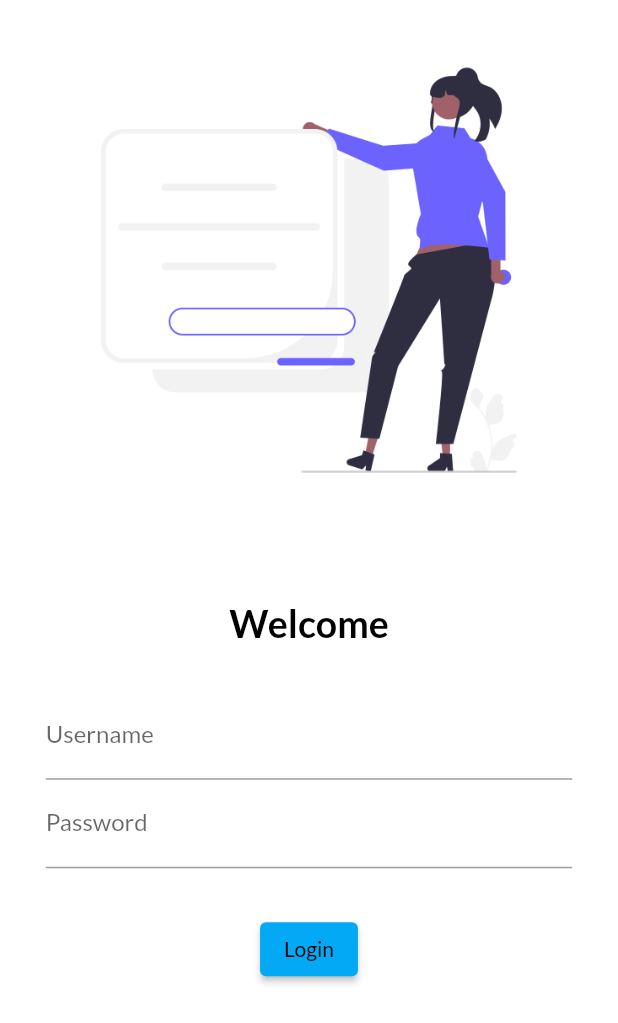
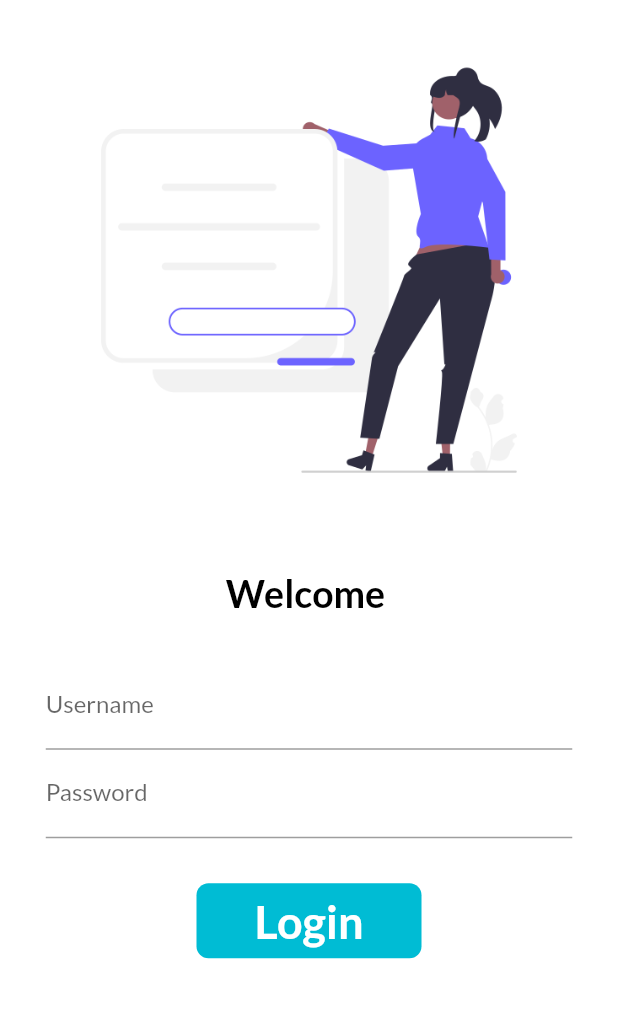
Before and after one commit to Kaisarbhat/app1, a Flutter app: the screen it shows after launch, on a phone screen of 412 x 824 dp. Shown: the top 1023 px of the screen. Run offline on Flutter 3.47's test engine with Material 2 defaults, Android fonts, the phone set to English and light mode, and no system bars; our stand-ins replace google_fonts.

```diff
--- a/lib/Pages/home_page.dart
+++ b/lib/Pages/home_page.dart
@@ -2,7 +2,7 @@ import 'package:flutter/material.dart';
 
 class homepage extends StatelessWidget {
   var d = 29;
-  String s ="Ramadhan";
+  String s = "Ramadhan";
   @override
   Widget build(BuildContext context) {
     return Scaffold(
@@ -14,7 +14,7 @@ class homepage extends StatelessWidget {
           child: Text("Welcome to $d days of $s"),
         ),
       ),
-      drawer: Drawer(),
+          drawer: Drawer(),
     );
   }
 }
--- a/lib/Pages/login_page.dart
+++ b/lib/Pages/login_page.dart
@@ -1,22 +1,31 @@
+import 'dart:ui';
+
+import 'package:app1/utilis/routes.dart';
 import 'package:flutter/material.dart';
 import 'package:google_fonts/google_fonts.dart';
 
-class login_page extends StatelessWidget {
+class login_page extends StatefulWidget {
   @override
+  State<login_page> createState() => _login_pageState();
+}
+
+class _login_pageState extends State<login_page> {
+  @override
+  String s = "";
+  bool changeButton = false;
+
   Widget build(BuildContext context) {
     return Material(
       color: Colors.white,
-      child: Column(
-        children: [
-          Image.asset(
-            "assets/images/login.png",fit: BoxFit.cover
-            ),
+      child: SingleChildScrollView(
+        child: Column(children: [
+          Image.asset("assets/images/login.png", fit: BoxFit.cover),
           SizedBox(
-                height: 40,
-
+            height: 20,
           ),
           Text(
-              "Welcome",style: TextStyle(
+            "Welcome $s",
+            style: TextStyle(
               color: Colors.black,
               fontSize: 25,
               fontWeight: FontWeight.bold,
@@ -25,36 +34,72 @@ class login_page extends StatelessWidget {
           Padding(
             padding: const EdgeInsets.all(30.5),
             child: Column(
-                 children:[
+              children: [
                 TextFormField(
-                     decoration:InputDecoration(
+                  decoration: InputDecoration(
                     hintText: "Enter Username",
                     labelText: "Username",
-                     )
+                  ),
+                  onChanged: (value) {
+                    s = value;
+                    setState(() {});
+                  },
                 ),
                 TextFormField(
-                       obscureText : true,
-                     decoration:InputDecoration(
+                    obscureText: true,
+                    decoration: InputDecoration(
                       hintText: "Enter password",
                       labelText: "Password",
-                     )
-                   ),
-
+                    )),
                 SizedBox(
                   height: 30,
                 ),
+                InkWell(
+                  onTap:  () async {
+                    setState(()  {
+                      changeButton = true;
+                    });
+                     await  Future.delayed(Duration(seconds: 1));
+                     Navigator.pushNamed(context, Myroutes.homeRoute);
+                  },
+                  child: AnimatedContainer(
+                          height: 50,
+                      width: changeButton ? 70 :  150,
+                      // color: Colors.cyan,
+                      duration: Duration(seconds: 1),
 
-                 ElevatedButton(
-                   child:Text("Login"),
-                   style: TextButton.styleFrom() ,
-                   onPressed:(){
-                     print ("Waqt-e-iftaar");
-                   } ,
+                     alignment: Alignment.center,
+
+
+                      child: changeButton
+                      ? Icon(
+                    Icons.done,
+                    color: Colors.white,
+                      )
+                      :Text(
+                        "Login",
+                        style: TextStyle(
+                            color: Colors.white,
+                            fontWeight: FontWeight.bold,
+                            fontSize: 30),
                       ),
+                      decoration: BoxDecoration(
+                          color: Colors.cyan,
+                          borderRadius: BorderRadius.circular(changeButton ?16 :  8))),
+                ),
+
+                // ElevatedButton(
+                //   child: Text("Login"),
+                //   style: TextButton.styleFrom(minimumSize: Size(120, 50)),
+                //   onPressed: () {
+
+                //   },
+                // ),
               ],
             ),
           )
         ]),
+      ),
     );
   }
 }
--- a/lib/main.dart
+++ b/lib/main.dart
@@ -1,5 +1,6 @@
 import 'package:app1/Pages/home_page.dart';
 import 'package:app1/Pages/login_page.dart';
+import 'package:app1/utilis/routes.dart';
 import 'package:flutter/material.dart';
 import 'package:google_fonts/google_fonts.dart';
 
@@ -24,8 +25,8 @@ class myapp extends StatelessWidget {
       initialRoute: "/",
       routes: {
         "/": (context) => login_page(),
-        "/home": (context) => homepage(),
-        "/login": (context) => login_page()
+        Myroutes.homeRoute: (context) => homepage(),
+        Myroutes.loginRoute: (context) => login_page()
       },
     );
   }
--- /dev/null
+++ b/lib/utilis/routes.dart
@@ -0,0 +1,4 @@
+class Myroutes {
+  static String loginRoute = "/login";
+  static String homeRoute = "/home";
+}
```
Also changed, not shown: assets/images/ahlagas.jpg (added). Lines whose indentation alone changed are shown as unchanged.
